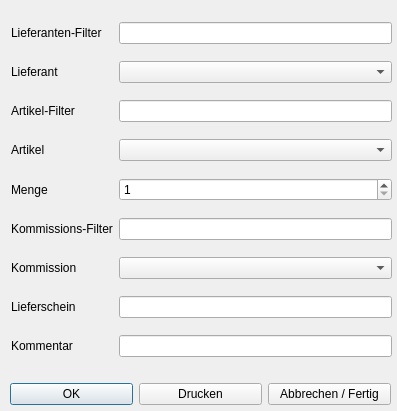
Above: dialog_lager.ui from 15831944/CBrain before the change. Below: the same form after it.
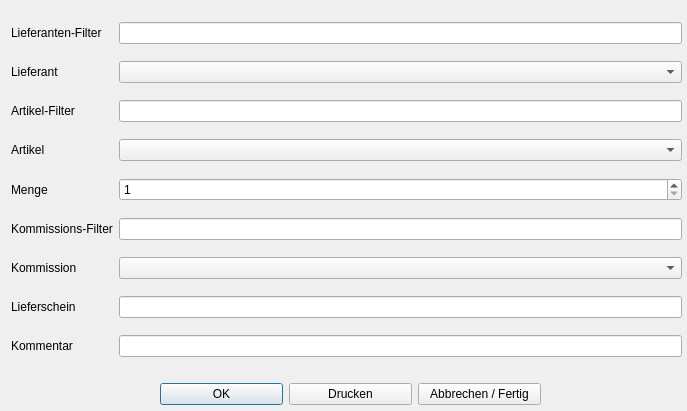
That is the form after the change.

Commit message: modul lager wieder-einlagerung

Patch:
```diff
--- a/dialog_lager.ui
+++ b/dialog_lager.ui
@@ -6,7 +6,7 @@
    <rect>
     <x>0</x>
     <y>0</y>
-    <width>397</width>
+    <width>687</width>
     <height>411</height>
    </rect>
   </property>
@@ -19,7 +19,7 @@
   <widget class="QWidget" name="layoutWidget">
    <property name="geometry">
     <rect>
-     <x>10</x>
+     <x>160</x>
      <y>380</y>
      <width>381</width>
      <height>29</height>
@@ -54,7 +54,7 @@
     <rect>
      <x>11</x>
      <y>11</y>
-     <width>381</width>
+     <width>671</width>
      <height>361</height>
     </rect>
    </property>
```
The commit also changes 6 other files.
